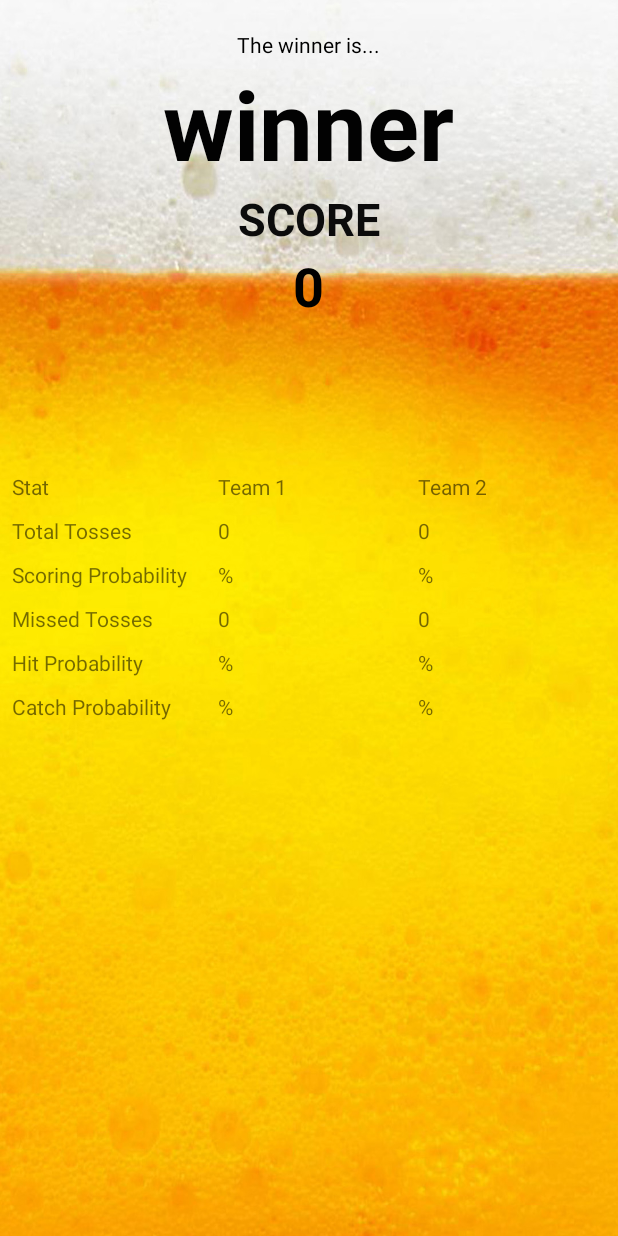
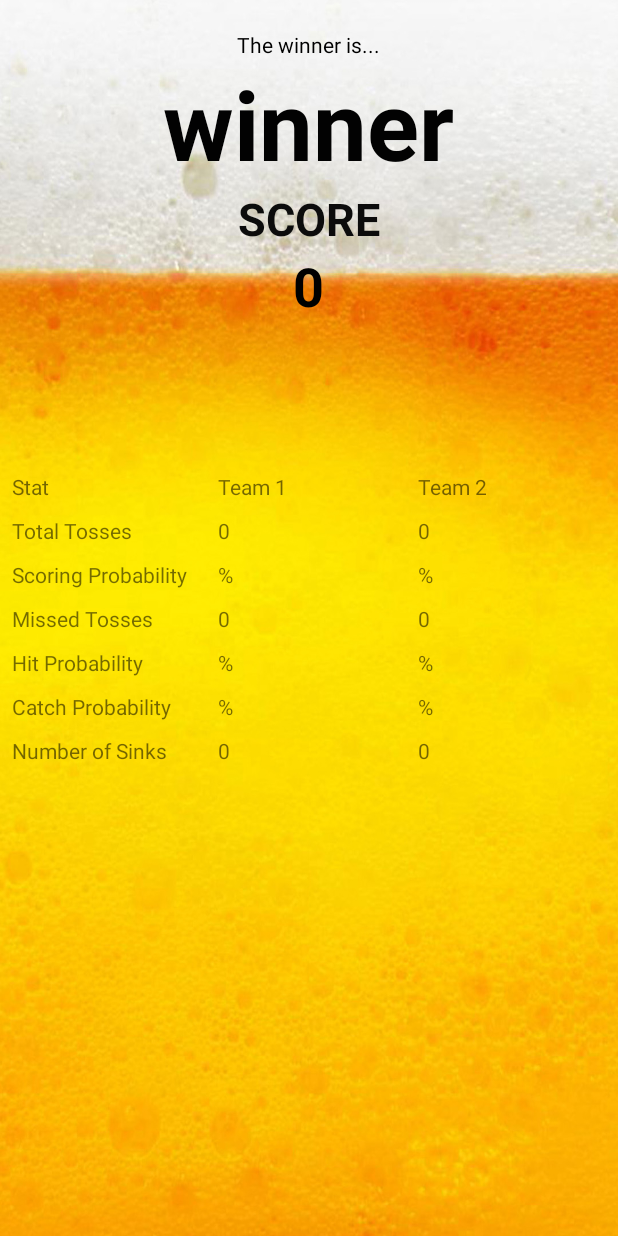
Before and after one commit to marsh208/AndroidFinal, an Android app: the layout activity_stats.xml on its own in the app's theme, with its tools: preview values and no code run, on a phone screen of 412 x 824 dp. Run offline under Robolectric (Android 15) with nearby library versions, the phone set to English and light mode, and no system bars.

Commit message:
added functionality for sink button

```diff
--- a/app/src/main/java/com/example/finalproject/StatsActivity.kt
+++ b/app/src/main/java/com/example/finalproject/StatsActivity.kt
@@ -55,6 +55,11 @@ class StatsActivity : AppCompatActivity() {
         team1CatchProb.text = intent.extras?.get("catchProb1").toString()
         team2CatchProb.text = intent.extras?.get("catchProb2").toString()
 
+        sinks1.text = intent.extras?.get("sinks1").toString()
+        sinks2.text = intent.extras?.get("sinks2").toString()
+
+
+
         displayFinalScores.text = intent.extras?.get("finalScores").toString()
 
 
--- a/app/src/main/res/layout/activity_stats.xml
+++ b/app/src/main/res/layout/activity_stats.xml
@@ -264,6 +264,40 @@
                 android:layout_column="1"
                 />
         </TableRow>
+
+        <TableRow
+            android:id="@+id/numSinks"
+            android:layout_width="match_parent"
+            android:layout_height="wrap_content"
+            android:weightSum="1"
+            android:paddingTop="10dp">
+
+            <TextView
+                android:layout_width="0dp"
+                android:layout_height="wrap_content"
+                android:paddingLeft="8dp"
+                android:text="Number of Sinks"
+                android:layout_column="0"
+                />
+
+            <TextView
+                android:id="@+id/sinks1"
+                android:layout_width="0dp"
+                android:layout_height="wrap_content"
+                android:paddingLeft="8dp"
+                android:text="0"
+                android:layout_column="0"
+                />
+
+            <TextView
+                android:id="@+id/sinks2"
+                android:paddingLeft="4dp"
+                android:layout_width="0dp"
+                android:layout_height="wrap_content"
+                android:text="0"
+                android:layout_column="1"
+                />
+        </TableRow>
     </TableLayout>
 
 
```
Also changed, not shown: app/src/main/java/com/example/finalproject/GameActivity.kt (+67 -10 lines).
